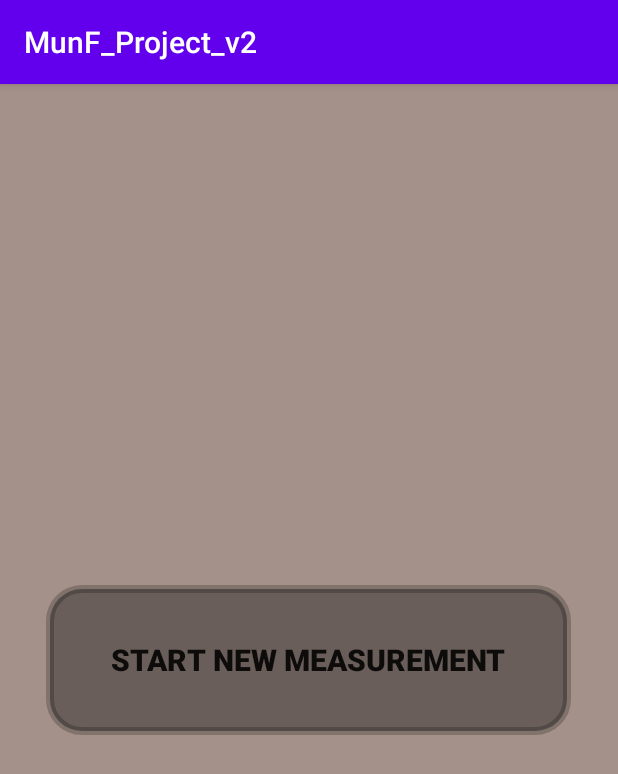
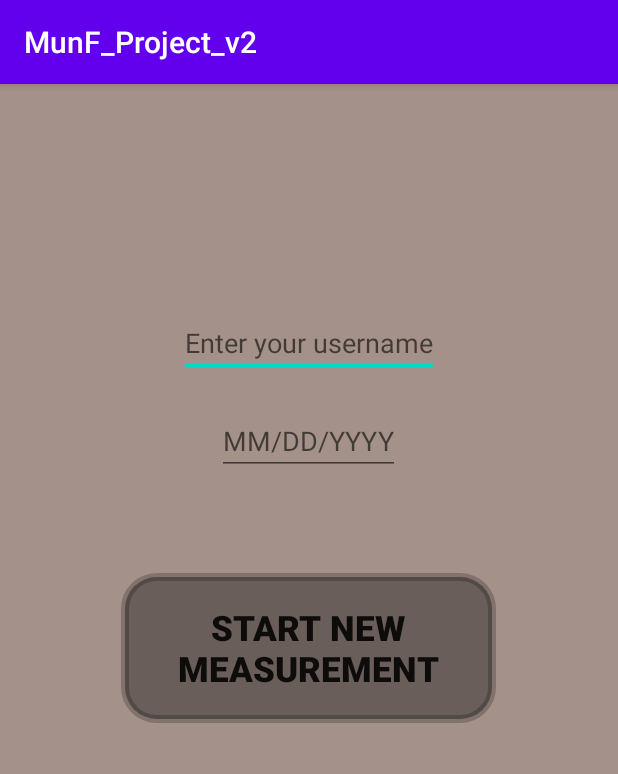
Before and after one commit to st19-bit/MUF_Project_V2, an Android app: the screen it shows after launch (HostActivity), on a phone screen of 412 x 824 dp. Shown: the top 774 px of the screen. Run offline under Robolectric (Android 15) with nearby library versions, the phone set to English and light mode, and no system bars; our stand-ins replace Room's generated code.

Commit message:
Eingabefelder auf Startseite

```diff
--- a/app/src/main/java/com/example/munf_project_v2/StartFragment.java
+++ b/app/src/main/java/com/example/munf_project_v2/StartFragment.java
@@ -6,6 +6,7 @@ import android.view.LayoutInflater;
 import android.view.View;
 import android.view.ViewGroup;
 import android.widget.Button;
+import android.widget.TextView;
 
 import androidx.navigation.NavController;
 import androidx.navigation.Navigation;
--- a/app/src/main/res/layout/fragment_start.xml
+++ b/app/src/main/res/layout/fragment_start.xml
@@ -2,21 +2,36 @@
 <LinearLayout xmlns:android="http://schemas.android.com/apk/res/android"
     xmlns:app="http://schemas.android.com/apk/res-auto"
     xmlns:tools="http://schemas.android.com/tools"
-    android:orientation="horizontal"
-    android:gravity="center"
+    android:orientation="vertical"
     android:layout_width="match_parent"
     android:layout_height="match_parent"
     android:background="#a49189"
     tools:context=".StartActivity">
 
+    <EditText android:id="@+id/username"
+        android:layout_width="wrap_content"
+        android:layout_height="wrap_content"
+        android:layout_gravity="center_horizontal"
+        android:layout_marginTop="150dp"
+        android:hint="@string/enter_your_username" />
+
+    <EditText android:id="@+id/date"
+        android:layout_width="wrap_content"
+        android:layout_height="wrap_content"
+        android:layout_gravity="center_horizontal"
+        android:layout_marginTop="20dp"
+        android:hint="@string/mm_dd_yyyy" />
+
     <Button
         android:id="@+id/button_measurement"
-        android:layout_width="350dp"
+        android:layout_gravity="center_horizontal"
+
+        android:layout_width="250dp"
         android:layout_height="100dp"
-        android:layout_gravity="center_vertical"
         android:text="@string/start_new_measurement"
-        android:textSize="20dp"
+        android:textSize="23dp"
         android:textStyle="bold"
+        android:layout_marginTop="65dp"
         android:background="@drawable/custom_start_button"/>
 
 </LinearLayout>
--- a/app/src/main/res/navigation/nav_graph.xml
+++ b/app/src/main/res/navigation/nav_graph.xml
@@ -12,6 +12,9 @@
         <action
             android:id="@+id/action_startFragment_to_monitoringFragment"
             app:destination="@id/monitoringFragment" />
+        <action
+            android:id="@+id/action_startFragment_to_datenbankFragment"
+            app:destination="@id/datenbankFragment" />
     </fragment>
 
     <fragment
--- a/app/src/main/res/values/strings.xml
+++ b/app/src/main/res/values/strings.xml
@@ -22,4 +22,6 @@
     <string name="Keepgoing">Keep going!</string>
     <string name="recording">Recording...</string>
     <string name="recording_stoped">Recording has stopped</string>
+    <string name="mm_dd_yyyy">MM/DD/YYYY</string>
+    <string name="enter_your_username">Enter your username</string>
 </resources>
```
Also changed, not shown: app/src/main/res/layout/fragment_feedback.xml (+4 -5 lines), app/src/main/res/layout/fragment_monitoring.xml (+6 -6 lines).
